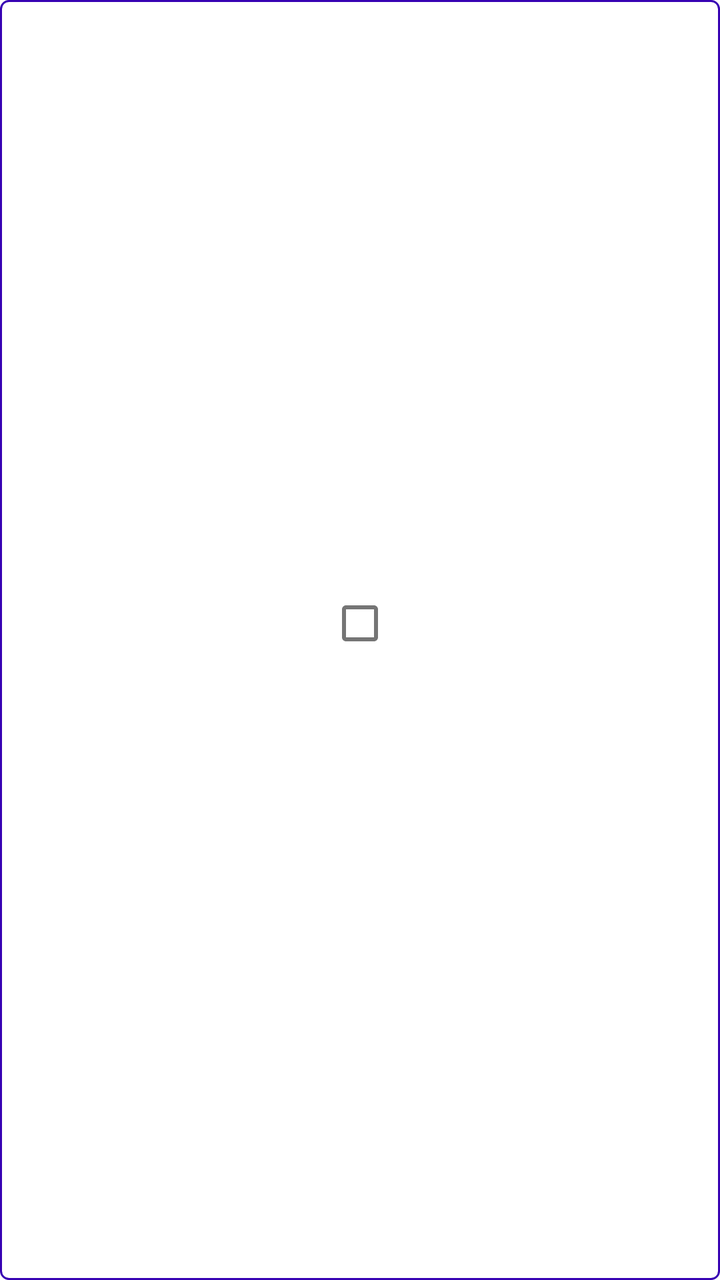
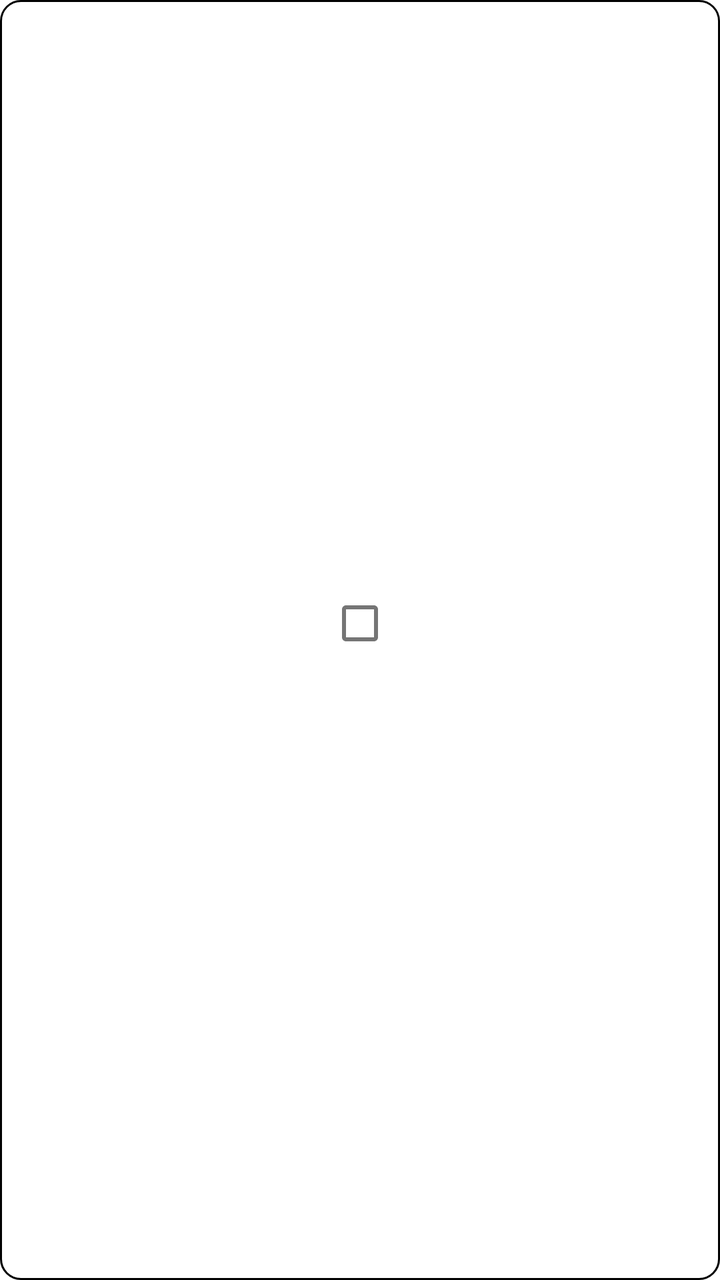

An Android layout rendered at two revisions. The XML below is the earlier revision; the diff shows what the commit changed to produce the second picture.
<!-- AndroidManifest.xml: fallback theme Theme.MaterialComponents.DayNight.NoActionBar -->
<!-- res/layout/cpu_list_item.xml -->
<?xml version="1.0" encoding="utf-8"?>
<LinearLayout xmlns:android="http://schemas.android.com/apk/res/android"
    android:orientation="vertical"
    android:layout_width="0dp"
    android:layout_height="wrap_content"
    android:layout_weight="1"
    android:padding="1dp"
    android:background="@drawable/bordered_panel"
    android:layout_margin="1dp">

    <LinearLayout
        android:layout_width="match_parent"
        android:layout_height="match_parent"
        android:gravity="center"
        android:orientation="vertical"
        android:paddingTop="2dp"
        android:paddingBottom="2dp">

        <CheckBox
            android:id="@+id/CheckBox"
            android:layout_width="wrap_content"
            android:layout_height="wrap_content" />

        <TextView
            android:id="@+id/TextView"
            android:layout_width="wrap_content"
            android:layout_height="wrap_content"
            android:textSize="12dp" />
    </LinearLayout>
</LinearLayout>
<!-- resources referenced by this layout -->
<resources>
  <!-- drawable bordered_panel (drawable) -->
  <?xml version="1.0" encoding="utf-8"?>
  <shape xmlns:android="http://schemas.android.com/apk/res/android"
      android:shape="rectangle">
      <corners android:radius="4dp" />
      <stroke android:width="1dp" android:color="?attr/colorPrimaryVariant" />
  </shape>
</resources>

<!-- the commit's change to res/layout/cpu_list_item.xml (unified diff, before → after) -->
@@ -5,7 +5,7 @@
     android:layout_height="wrap_content"
     android:layout_weight="1"
     android:padding="1dp"
-    android:background="@drawable/bordered_panel"
+    android:background="@drawable/lv_bg_chip"
     android:layout_margin="1dp">
 
     <LinearLayout
<!-- resource entries referenced after the edit -->
@@ -1,11 +1,11 @@
 <!-- resources referenced by this layout -->
 <resources>
-  <!-- drawable bordered_panel (drawable) -->
+  <!-- drawable lv_bg_chip (drawable) -->
   <?xml version="1.0" encoding="utf-8"?>
-  <shape xmlns:android="http://schemas.android.com/apk/res/android"
-      android:shape="rectangle">
-      <corners android:radius="4dp" />
-      <stroke android:width="1dp" android:color="?attr/colorPrimaryVariant" />
+  <shape xmlns:android="http://schemas.android.com/apk/res/android" android:shape="rectangle">
+      <solid android:color="?attr/lvSurfaceInput" />
+      <stroke android:width="1dp" android:color="?attr/lvStroke" />
+      <corners android:radius="10dp" />
   </shape>
 </resources>
 
